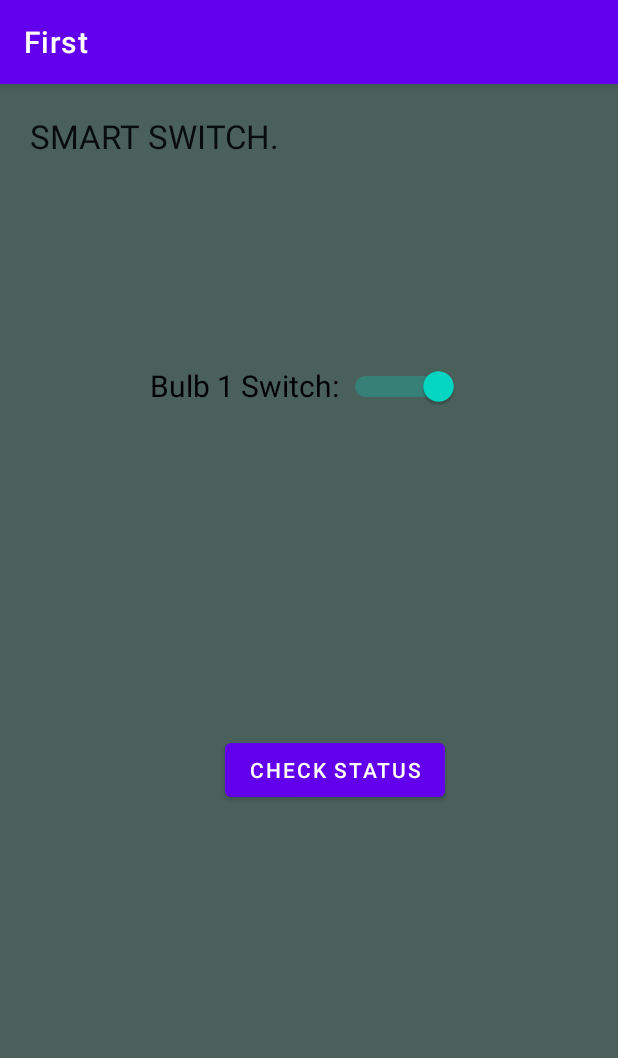
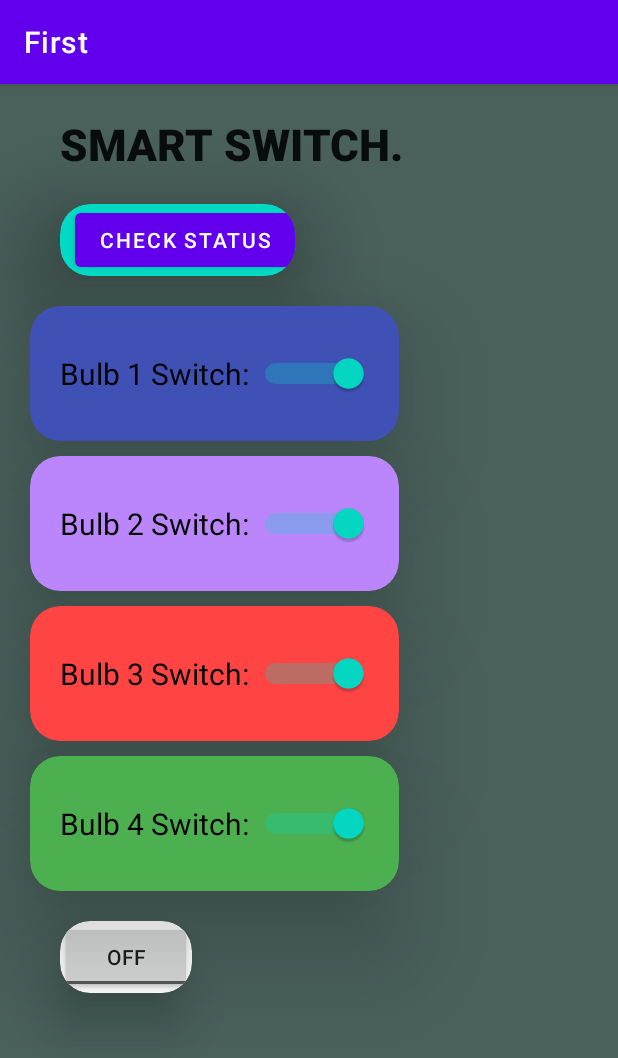
Before and after one commit to ilabafrica-IoTlab/SMART-SWITCH, an Android app: the screen it shows after launch (MainActivity), after a tap on "CHECK STATUS", on a phone screen of 412 x 824 dp. Shown: the top 1058 px of the screen. Run offline under Robolectric (Android 15) with nearby library versions, the phone set to English and light mode, and no system bars; our stand-ins replace Firebase (no records; nobody signed in at launch, a user with empty details on screens opened directly).

Commit message:
Added buttons.

```diff
--- a/app/src/main/java/com/example/first/MainActivity.java
+++ b/app/src/main/java/com/example/first/MainActivity.java
@@ -13,7 +13,7 @@ import com.google.firebase.database.DatabaseReference;
 import com.google.firebase.database.FirebaseDatabase;
 
 public class MainActivity extends AppCompatActivity {
-    private Switch switch1;
+    private Switch switch1, Switch2, Switch3, Switch4;
     Button btnGet;
 
     @Override
@@ -23,20 +23,76 @@ public class MainActivity extends AppCompatActivity {
         setContentView(R.layout.activity_main);
 
         switch1 = findViewById(R.id.switch1);
+        Switch2 = findViewById(R.id.Switch2);
+        Switch3 = findViewById(R.id.Switch3);
+        Switch4 = findViewById(R.id.Switch4);
 
         btnGet = (Button)findViewById(R.id.getBtn);
         btnGet.setOnClickListener(v -> {
-            String str1, str2;
+            String str1, str2, str3, str4;
             if (switch1.isChecked())
                 str1 = switch1.getTextOn().toString();
             else
                 str1 = switch1.getTextOff().toString();
+            if (Switch2.isChecked())
+                str2 = Switch2.getTextOn().toString();
+            else
+                str2 = Switch2.getTextOff().toString();
+            if (Switch3.isChecked())
+                str3 = Switch3.getTextOn().toString();
+            else
+                str3 = Switch3.getTextOff().toString();
+            if (Switch4.isChecked())
+                str4 = Switch4.getTextOn().toString();
+            else
+                str4 = Switch4.getTextOff().toString();
 
-            Toast.makeText(getApplicationContext(), "Switch1 -  " + str1 + " \n", Toast.LENGTH_SHORT).show();
+
+            Toast.makeText(getApplicationContext(), "Bulb1 is -  " + str1 + " " +
+                    "\n" + "Bulb2 is -  " + str2 + "" +
+                    " \n" + "Bulb3 is -  " + str3 + "" +
+                    " \n" + "Bulb4 is -  " + str4 + "" +
+                    " \n", Toast.LENGTH_SHORT).show();
 
             switch1.setOnCheckedChangeListener((buttonView, isChecked) -> {
                 FirebaseDatabase database = FirebaseDatabase.getInstance("https://iot-led-lighting-default-rtdb.firebaseio.com/");
-                DatabaseReference myRef = database.getReference("IoTlab/SmartSwitch/Device1/LED_STATUS");
+                DatabaseReference myRef = database.getReference("IoTlab/SmartSwitch/Device1/LED_STATUS1");
+                if (isChecked) {
+
+                    myRef.setValue(1);
+
+                } else {
+                    myRef.setValue(0);
+
+                }
+            });
+            Switch2.setOnCheckedChangeListener((buttonView, isChecked) -> {
+                FirebaseDatabase database = FirebaseDatabase.getInstance("https://iot-led-lighting-default-rtdb.firebaseio.com/");
+                DatabaseReference myRef = database.getReference("IoTlab/SmartSwitch/Device1/LED_STATUS2");
+                if (isChecked) {
+
+                    myRef.setValue(1);
+
+                } else {
+                    myRef.setValue(0);
+
+                }
+            });
+            Switch3.setOnCheckedChangeListener((buttonView, isChecked) -> {
+                FirebaseDatabase database = FirebaseDatabase.getInstance("https://iot-led-lighting-default-rtdb.firebaseio.com/");
+                DatabaseReference myRef = database.getReference("IoTlab/SmartSwitch/Device1/LED_STATUS3");
+                if(isChecked){
+
+                    myRef.setValue(1);
+
+                }else{
+                    myRef.setValue(0);
+
+                }
+            });
+            Switch4.setOnCheckedChangeListener((buttonView, isChecked) -> {
+                FirebaseDatabase database = FirebaseDatabase.getInstance("https://iot-led-lighting-default-rtdb.firebaseio.com/");
+                DatabaseReference myRef = database.getReference("IoTlab/SmartSwitch/Device1/LED_STATUS4");
                 if(isChecked){
 
                     myRef.setValue(1);
--- a/app/src/main/res/layout/activity_main.xml
+++ b/app/src/main/res/layout/activity_main.xml
@@ -13,32 +13,135 @@
             android:id="@+id/textView2"
             android:layout_width="wrap_content"
             android:text="SMART SWITCH."
+            android:textSize="200dp"
             android:textAppearance="@style/TextAppearance.AppCompat.Large"
-             android:layout_height="wrap_content"
+             android:layout_height="40dp"
+            android:autoSizeTextType="uniform"
+            android:fontFamily="sans-serif-black"
             android:layout_marginTop="20dp"
-            android:layout_marginLeft="20dp"
+            android:layout_marginLeft="40dp"
             />
+
+    <androidx.cardview.widget.CardView
+        android:layout_width="wrap_content"
+        android:layout_height="wrap_content"
+        android:layout_marginTop="20dp"
+        android:layout_marginLeft="40dp"
+        app:cardCornerRadius="20dp"
+        app:cardBackgroundColor="@color/teal_200"
+        app:cardElevation="40dp"
+        >
+
+        <Button
+            android:id="@+id/getBtn"
+            android:layout_width="wrap_content"
+            android:layout_height="wrap_content"
+            android:layout_marginLeft="10dp"
+            android:text="@string/check_status" />
+    </androidx.cardview.widget.CardView>
+
+    <androidx.cardview.widget.CardView
+        android:layout_width="wrap_content"
+        android:layout_height="wrap_content"
+        android:layout_marginLeft="20dp"
+        android:layout_marginTop="20dp"
+        app:cardBackgroundColor="#3F51B5"
+        app:cardCornerRadius="20dp"
+        app:cardElevation="40dp">
 
          <Switch
     android:id="@+id/switch1"
+            android:layout_width="wrap_content"
+            android:layout_height="90dp"
+            android:padding="20dp"
+            android:checked="true"
+            android:switchMinWidth="80dp"
+            android:text="Bulb 1 Switch:"
+            android:textOff="@string/off"
+            android:textOn="@string/on"
+            android:textSize="20dp" />
+
+    </androidx.cardview.widget.CardView>
+
+<androidx.cardview.widget.CardView
     android:layout_width="wrap_content"
-    android:layout_height="64dp"
-    android:switchMinWidth="80dp"
-    android:layout_marginLeft="100dp"
-    android:layout_marginTop="120dp"
-    android:text="Bulb 1 Switch:"
-    android:checked="true"
-    android:textOff="OFF"
-    android:textOn="ON"
-             android:textSize="20dp"
-                 />
+    android:layout_height="wrap_content"
+    app:cardBackgroundColor="@color/purple_200"
+    android:layout_marginTop="10dp"
+    app:cardElevation="40dp"
+    app:cardCornerRadius="20dp"
+    android:layout_marginLeft="20dp">
+    <Switch
+        android:id="@+id/Switch2"
+        android:layout_width="wrap_content"
+        android:layout_height="90dp"
+        android:padding="20dp"
+        android:checked="true"
+        android:switchMinWidth="80dp"
+        android:text="Bulb 2 Switch:"
+        android:textOff="@string/off"
+        android:textOn="@string/on"
+        android:textSize="20dp" />
 
-    <Button
-        android:id="@+id/getBtn"
+
+</androidx.cardview.widget.CardView>
+<androidx.cardview.widget.CardView
+    android:layout_width="wrap_content"
+    android:layout_height="wrap_content"
+    android:layout_marginTop="10dp"
+    app:cardCornerRadius="20dp"
+    app:cardElevation="40dp"
+    app:cardBackgroundColor="@android:color/holo_red_light"
+    android:layout_marginLeft="20dp">
+
+    <Switch
+        android:id="@+id/Switch3"
+        android:layout_width="wrap_content"
+        android:layout_height="90dp"
+        android:switchMinWidth="80dp"
+        android:padding="20dp"
+        android:text="Bulb 3 Switch:"
+        android:checked="true"
+        android:textOff="@string/off"
+        android:textOn="@string/on"
+        android:textSize="20dp"
+        />
+</androidx.cardview.widget.CardView>
+    <androidx.cardview.widget.CardView
         android:layout_width="wrap_content"
         android:layout_height="wrap_content"
-        android:layout_marginLeft="150dp"
-        android:layout_marginTop="200dp"
-        android:text="CHECK STATUS" />
+        android:layout_marginTop="10dp"
+        app:cardElevation="40dp"
+        app:cardBackgroundColor="#4CAF50"
+        app:cardCornerRadius="20dp"
+        android:layout_marginLeft="20dp">
+
+    <Switch
+        android:id="@+id/Switch4"
+        android:layout_width="wrap_content"
+        android:layout_height="90dp"
+        android:switchMinWidth="80dp"
+        android:padding="20dp"
+        android:text="Bulb 4 Switch:"
+        android:checked="true"
+        android:textOff="@string/off"
+        android:textOn="@string/on"
+        android:textSize="20dp"
+        />
+    </androidx.cardview.widget.CardView>
+    <androidx.cardview.widget.CardView
+        android:layout_width="wrap_content"
+        android:layout_height="wrap_content"
+        android:layout_marginTop="20dp"
+        android:layout_marginLeft="40dp"
+        app:cardCornerRadius="20dp"
+        app:cardElevation="20dp">
+        <ToggleButton
+            android:layout_width="wrap_content"
+            android:layout_height="wrap_content">
+
+        </ToggleButton>
+    </androidx.cardview.widget.CardView>
+
 
 </androidx.appcompat.widget.LinearLayoutCompat>
--- a/app/src/main/res/values/strings.xml
+++ b/app/src/main/res/values/strings.xml
@@ -1,3 +1,6 @@
 <resources>
     <string name="app_name">First</string>
+    <string name="off">OFF</string>
+    <string name="check_status">CHECK STATUS</string>
+    <string name="on">ON</string>
 </resources>
```
